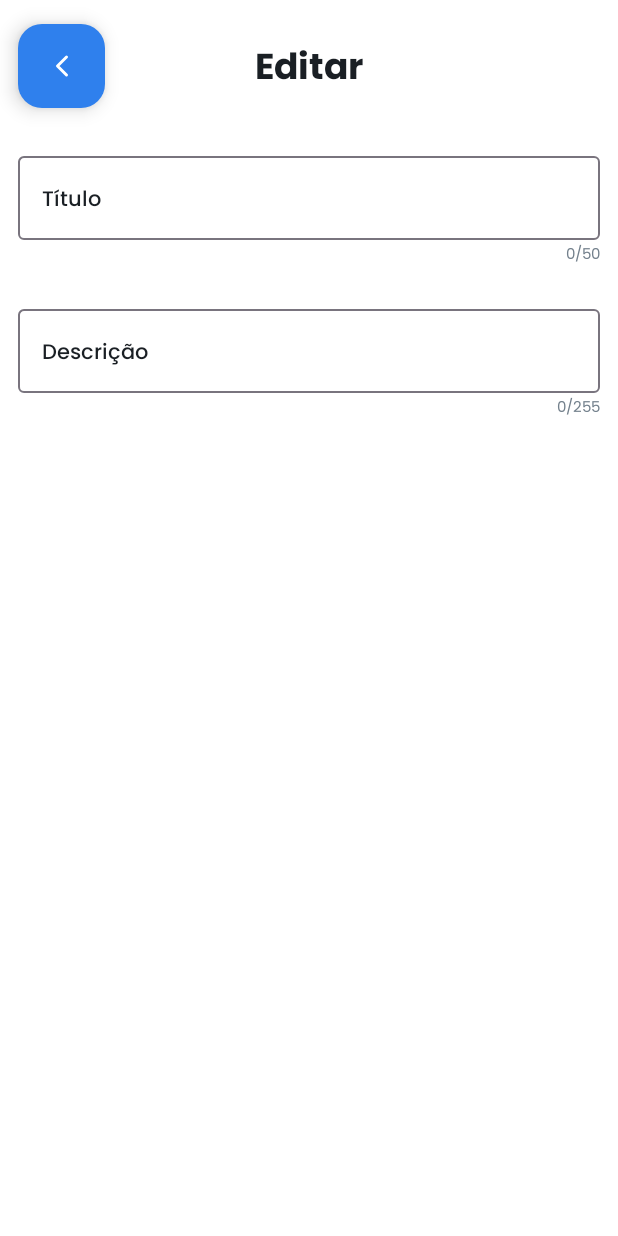
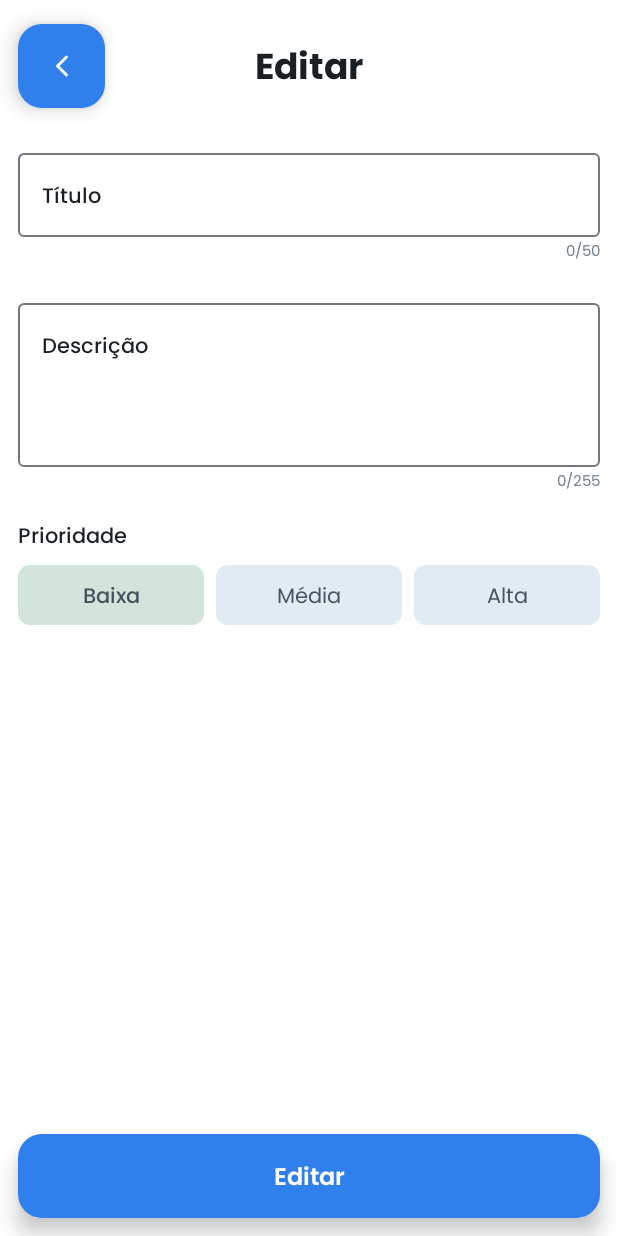
Before and after one commit to matheusjuan1/todolist-android, an Android app built with Jetpack Compose: the @Preview function TaskEditScreenPreview, on a phone screen of 412 x 824 dp. Run offline under Robolectric (Android 15) with nearby library versions, the phone set to English and light mode, and no system bars.

Commit message:
feat: melhorias no formulario de tarefa

```diff
--- a/app/src/main/java/br/com/matheusjuan/todolist/ui/components/task/TodoTaskForm.kt
+++ b/app/src/main/java/br/com/matheusjuan/todolist/ui/components/task/TodoTaskForm.kt
@@ -3,46 +3,71 @@ package br.com.matheusjuan.todolist.ui.components.task
 import androidx.compose.foundation.layout.Arrangement
 import androidx.compose.foundation.layout.Column
 import androidx.compose.foundation.layout.fillMaxWidth
+import androidx.compose.material3.Text
 import androidx.compose.runtime.Composable
-import androidx.compose.runtime.getValue
-import androidx.compose.runtime.mutableStateOf
-import androidx.compose.runtime.remember
-import androidx.compose.runtime.setValue
 import androidx.compose.ui.Modifier
 import androidx.compose.ui.res.stringResource
 import androidx.compose.ui.tooling.preview.Preview
 import androidx.compose.ui.unit.dp
 import br.com.matheusjuan.todolist.R
+import br.com.matheusjuan.todolist.ui.components.radiogroup.TodoPriorityRadioGroup
 import br.com.matheusjuan.todolist.ui.components.textfield.TodoTextField
+import br.com.matheusjuan.todolist.ui.screens.task.state.TaskFormState
+import br.com.matheusjuan.todolist.ui.theme.Typography
+import br.com.matheusjuan.todolist.ui.util.enums.Priority
 
 @Composable
-fun TodoTaskForm(modifier: Modifier = Modifier) {
-    var title by remember { mutableStateOf("") }
-    var description by remember { mutableStateOf("") }
+fun TodoTaskForm(
+    modifier: Modifier = Modifier,
+    state: TaskFormState
+) {
 
     Column(
         modifier = modifier
             .fillMaxWidth(),
-        verticalArrangement = Arrangement.spacedBy(22.dp)
+        verticalArrangement = Arrangement.spacedBy(20.dp)
     ) {
         TodoTextField(
-            value = title,
+            value = state.title,
             label = stringResource(R.string.title),
             maxChars = 50,
-            onValueChange = { title = it }
+            onValueChange = state.onTitleChange
         )
 
         TodoTextField(
-            value = description,
+            value = state.description,
             label = stringResource(R.string.description),
             maxChars = 255,
-            onValueChange = { description = it }
+            maxLines = 4,
+            onValueChange = state.onDescriptionChange
         )
+
+        Column(
+            verticalArrangement = Arrangement.spacedBy(10.dp)
+        ) {
+            Text(
+                text = stringResource(R.string.priority),
+                style = Typography.labelMedium
+            )
+            TodoPriorityRadioGroup(
+                selectedPriority = state.priority,
+                onPrioritySelected = state.onPriorityChange
+            )
+        }
     }
 }
 
 @Preview
 @Composable
 private fun TodoTaskFormPreview() {
-    TodoTaskForm()
+    TodoTaskForm(
+        state = TaskFormState(
+            title = "",
+            onTitleChange = { },
+            description = "",
+            onDescriptionChange = { },
+            priority = Priority.LOW.value,
+            onPriorityChange = { }
+        )
+    )
 }
--- a/app/src/main/java/br/com/matheusjuan/todolist/ui/components/textfield/TodoTextField.kt
+++ b/app/src/main/java/br/com/matheusjuan/todolist/ui/components/textfield/TodoTextField.kt
@@ -5,6 +5,7 @@ import androidx.compose.foundation.layout.Column
 import androidx.compose.foundation.layout.Row
 import androidx.compose.foundation.layout.fillMaxWidth
 import androidx.compose.foundation.layout.padding
+import androidx.compose.foundation.text.KeyboardOptions
 import androidx.compose.material3.OutlinedTextField
 import androidx.compose.material3.Text
 import androidx.compose.runtime.Composable
@@ -16,6 +17,9 @@ import androidx.compose.ui.Modifier
 import androidx.compose.ui.focus.FocusRequester
 import androidx.compose.ui.focus.focusRequester
 import androidx.compose.ui.focus.onFocusChanged
+import androidx.compose.ui.text.input.KeyboardType
+import androidx.compose.ui.text.input.PasswordVisualTransformation
+import androidx.compose.ui.text.input.VisualTransformation
 import androidx.compose.ui.tooling.preview.Preview
 import androidx.compose.ui.unit.dp
 import androidx.compose.ui.unit.sp
@@ -24,12 +28,24 @@ import br.com.matheusjuan.todolist.ui.theme.Gray400
 import br.com.matheusjuan.todolist.ui.theme.Gray600
 import br.com.matheusjuan.todolist.ui.theme.Typography
 
+enum class InputType(
+    val keyboardType: KeyboardType,
+    val visualTransformation: VisualTransformation
+) {
+    TEXT(KeyboardType.Text, VisualTransformation.None),
+    NUMBER(KeyboardType.Number, VisualTransformation.None),
+    EMAIL(KeyboardType.Email, VisualTransformation.None),
+    PASSWORD(KeyboardType.Password, PasswordVisualTransformation())
+}
+
 @Composable
 fun TodoTextField(
     value: String,
     label: String = "",
     enabled: Boolean = true,
     maxChars: Int? = null,
+    maxLines: Int? = null,
+    inputType: InputType = InputType.TEXT,
     onValueChange: (String) -> Unit
 ) {
 
@@ -44,6 +60,8 @@ fun TodoTextField(
                 .onFocusChanged { isFocused = it.isFocused },
             value = value,
             enabled = enabled,
+            maxLines = maxLines ?: 1,
+            minLines = maxLines ?: 1,
             textStyle = Typography.bodyMedium,
             onValueChange = {
                 if (maxChars == null || it.length <= maxChars) {
@@ -56,7 +74,9 @@ fun TodoTextField(
                     style = if (isFocused) Typography.titleLarge.copy(fontSize = 12.sp) else Typography.labelMedium,
                     color = if (isFocused) BlueBase else Gray600
                 )
-            }
+            },
+            keyboardOptions = KeyboardOptions(keyboardType = inputType.keyboardType),
+            visualTransformation = inputType.visualTransformation
         )
         Row(
             modifier = Modifier
--- a/app/src/main/java/br/com/matheusjuan/todolist/ui/screens/task/TaskEditScreen.kt
+++ b/app/src/main/java/br/com/matheusjuan/todolist/ui/screens/task/TaskEditScreen.kt
@@ -9,6 +9,11 @@ import androidx.compose.foundation.layout.fillMaxWidth
 import androidx.compose.foundation.layout.padding
 import androidx.compose.material3.Text
 import androidx.compose.runtime.Composable
+import androidx.compose.runtime.getValue
+import androidx.compose.runtime.mutableIntStateOf
+import androidx.compose.runtime.mutableStateOf
+import androidx.compose.runtime.remember
+import androidx.compose.runtime.setValue
 import androidx.compose.ui.Alignment
 import androidx.compose.ui.Modifier
 import androidx.compose.ui.graphics.Color
@@ -18,7 +23,9 @@ import androidx.compose.ui.unit.dp
 import br.com.matheusjuan.todolist.R
 import br.com.matheusjuan.todolist.ui.components.button.TodoButton
 import br.com.matheusjuan.todolist.ui.components.task.TodoTaskForm
+import br.com.matheusjuan.todolist.ui.screens.task.state.TaskFormState
 import br.com.matheusjuan.todolist.ui.theme.Typography
+import br.com.matheusjuan.todolist.ui.util.enums.Priority
 
 @Composable
 fun TaskEditScreen(
@@ -26,6 +33,19 @@ fun TaskEditScreen(
     onNavigateBack: () -> Unit,
     paddingValues: PaddingValues
 ) {
+    var title by remember { mutableStateOf("") }
+    var description by remember { mutableStateOf("") }
+    var priority by remember { mutableIntStateOf(Priority.LOW.value) }
+
+    val formState = TaskFormState(
+        title = title,
+        onTitleChange = { title = it },
+        description = description,
+        onDescriptionChange = { description = it },
+        priority = priority,
+        onPriorityChange = { priority = it }
+    )
+
     Box(
         modifier = modifier
             .fillMaxSize()
@@ -34,7 +54,7 @@ fun TaskEditScreen(
     ) {
         Column(
             modifier = Modifier
-                .padding(start = 12.dp, end = 12.dp, top = 16.dp, bottom = 50.dp)
+                .padding(start = 12.dp, end = 12.dp, top = 16.dp, bottom = 12.dp)
         ) {
             Box(modifier = Modifier.fillMaxWidth()) {
                 TodoButton(
@@ -49,7 +69,16 @@ fun TaskEditScreen(
             }
 
             TodoTaskForm(
-                modifier = Modifier.padding(top = 24.dp)
+                modifier = Modifier
+                    .weight(1f)
+                    .padding(top = 22.dp),
+                state = formState
+            )
+
+            TodoButton(
+                modifier = Modifier.fillMaxWidth(),
+                text = stringResource(R.string.edit),
+                onClick = { }
             )
         }
     }
--- /dev/null
+++ b/app/src/main/java/br/com/matheusjuan/todolist/ui/screens/task/state/TaskFormState.kt
@@ -0,0 +1,10 @@
+package br.com.matheusjuan.todolist.ui.screens.task.state
+
+data class TaskFormState(
+    val title: String,
+    val onTitleChange: (String) -> Unit,
+    val description: String,
+    val onDescriptionChange: (String) -> Unit,
+    val priority: Int,
+    val onPriorityChange: (Int) -> Unit
+)
```
Also changed, not shown: app/src/main/java/br/com/matheusjuan/todolist/ui/screens/task/TaskAddScreen.kt (+31 -2 lines).
